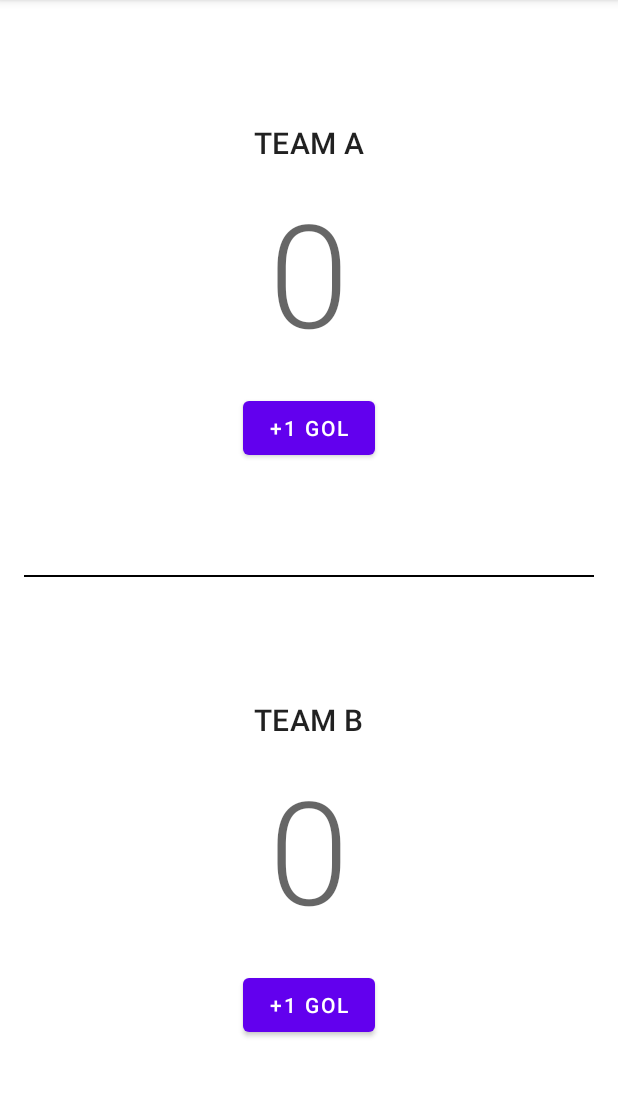
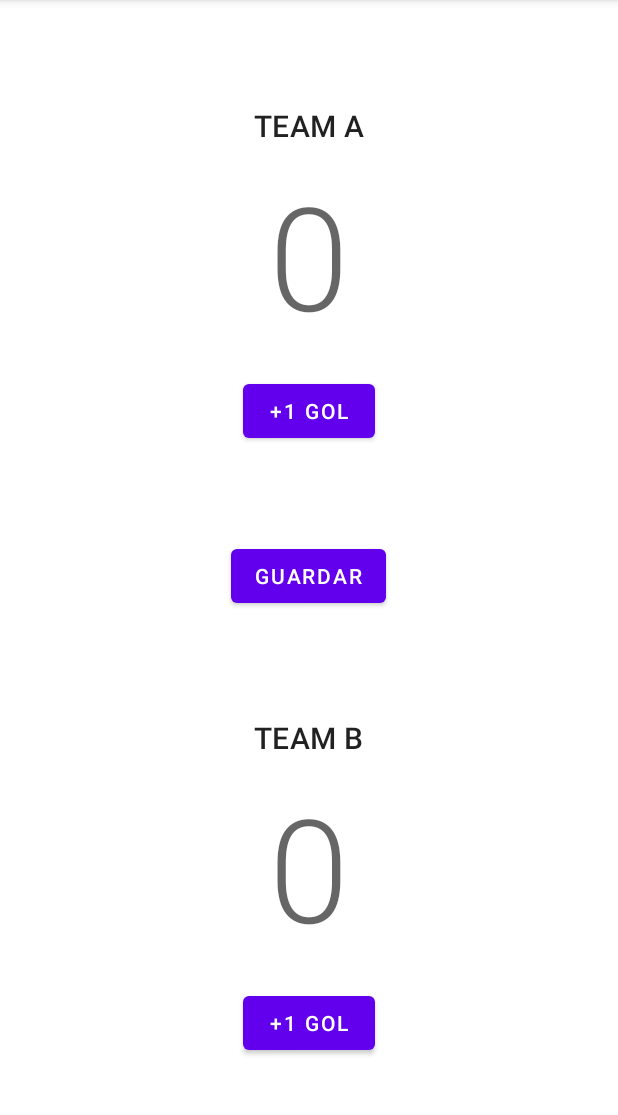
Before and after one commit to Rodrigo1619/learning_androidstudio, an Android app: the screen it shows after launch (MainActivity), on a phone screen of 412 x 824 dp, the part 84-1199 px from its top. Run offline under Robolectric (Android 15) with nearby library versions, the phone set to English and light mode, and no system bars.

Commit message:
second window added to the app and button save added changing the separator of the app in main branch

```diff
--- a/01-practicaparcial1/app/src/main/AndroidManifest.xml
+++ b/01-practicaparcial1/app/src/main/AndroidManifest.xml
@@ -10,6 +10,9 @@
         android:supportsRtl="true"
         android:theme="@style/Theme.Practica_parcial1">
         <activity
+            android:name=".ScoreActivity"
+            android:exported="false" />
+        <activity
             android:name=".MainActivity"
             android:exported="true">
             <intent-filter>
--- a/01-practicaparcial1/app/src/main/java/com/molina/practica_parcial1/MainActivity.kt
+++ b/01-practicaparcial1/app/src/main/java/com/molina/practica_parcial1/MainActivity.kt
@@ -1,7 +1,9 @@
 package com.molina.practica_parcial1
 
+import android.content.Intent
 import androidx.appcompat.app.AppCompatActivity
 import android.os.Bundle
+import android.util.Log
 import android.widget.Button
 import android.widget.TextView
 
@@ -16,6 +18,7 @@ class MainActivity : AppCompatActivity() {
     private lateinit var TeamBScoreTextView: TextView
     private lateinit var TeamAAddButton: Button
     private lateinit var TeamBAddButton: Button
+    private lateinit var saveButton: Button
 
 
     override fun onCreate(savedInstanceState: Bundle?) {
@@ -47,6 +50,19 @@ class MainActivity : AppCompatActivity() {
             //NEW WAY
             updateVisualScores(TeamBScoreTextView, ScoreTeamB)
         }
+        //adding reference of saveButton
+        saveButton.setOnClickListener {
+            onSave()
+        }
+    }
+    //6-)creating function for button save- second video
+    private fun onSave(){
+        //Log.d(TAG, "onSave") //lifecycle
+        //Communication with components is done by an Intent (intención)
+        val intent = Intent(this, ScoreActivity::class.java) //we wanna go from this activity to ScoreActivity
+        intent.putExtra(KEY_TEAM_A, ScoreTeamA)
+        intent.putExtra(KEY_TEAM_B, ScoreTeamB)
+        startActivity(intent)
     }
     //4-) updating visual scores
     private fun updateVisualScores(view: TextView, score: Int){
@@ -75,12 +91,17 @@ class MainActivity : AppCompatActivity() {
         TeamAAddButton = findViewById(R.id.action_add_one_team_a)
         TeamBScoreTextView = findViewById(R.id.score_team_b_text_view)
         TeamBAddButton = findViewById(R.id.action_add_one_team_b)
+        saveButton = findViewById(R.id.action_save)
     }
 
     //companion object is a static function
     companion object {
+        //TAG
+        //just for seeing the life cycle of the app
+        //private val TAG = MainActivity::class.simpleName
         //global variables for the function
-        private const val KEY_TEAM_A = "ScoreTeamA"
-        private const val KEY_TEAM_B = "ScoreTeamB"
+        //we took away the private word because now we need that others activity has this information
+        const val KEY_TEAM_A = "ScoreTeamA"
+        const val KEY_TEAM_B = "ScoreTeamB"
     }
 }
--- a/01-practicaparcial1/app/src/main/res/layout-land/activity_main.xml
+++ b/01-practicaparcial1/app/src/main/res/layout-land/activity_main.xml
@@ -39,13 +39,14 @@
             />
     </LinearLayout>
 
-    <!--separator -->
-    <View
-        android:layout_width="@dimen/divider_size"
-        android:layout_height="match_parent"
-        android:background="@color/black"
-        android:layout_marginTop="@dimen/default_gap"
+    <!-- we put away the divider for a button -->
+    <Button
+        android:id="@+id/action_save"
+        android:layout_width="wrap_content"
+        android:layout_height="wrap_content"
+        android:layout_gravity="bottom"
         android:layout_marginBottom="@dimen/default_gap"
+        android:text="@string/action_save"
         />
     <!-- team b -->
     <LinearLayout
--- a/01-practicaparcial1/app/src/main/res/layout/activity_main.xml
+++ b/01-practicaparcial1/app/src/main/res/layout/activity_main.xml
@@ -39,14 +39,15 @@
             />
     </LinearLayout>
 
-    <!-- separator -->
-    <View
-        android:layout_width="match_parent"
-        android:layout_height="@dimen/divider_size"
-        android:background="@color/black"
-        android:layout_marginStart="@dimen/default_gap"
-        android:layout_marginEnd="@dimen/default_gap"
+    <!-- we put away the divider for a button -->
+    <Button
+        android:id="@+id/action_save"
+        android:layout_width="wrap_content"
+        android:layout_height="wrap_content"
+        android:layout_gravity="center"
+        android:text="@string/action_save"
         />
+
 
     <!-- team b -->
     <LinearLayout
--- a/01-practicaparcial1/app/src/main/res/values/strings.xml
+++ b/01-practicaparcial1/app/src/main/res/values/strings.xml
@@ -3,5 +3,8 @@
     <string name="head_team_a">TEAM A</string>
     <string name="action_add_goal">+1 gol</string>
     <string name="head_team_b">TEAM B</string>
+    <string name="action_save">guardar</string>
+    <string name="text_winner">Ganador</string>
+    <string name="text_looser">Perdedor</string>
 
 </resources>
```
Also changed, not shown: 01-practicaparcial1/app/src/main/java/com/molina/practica_parcial1/ScoreActivity.kt (added, +56 -0 lines), 01-practicaparcial1/app/src/main/res/layout/activity_score.xml (added, +84 -0 lines).
